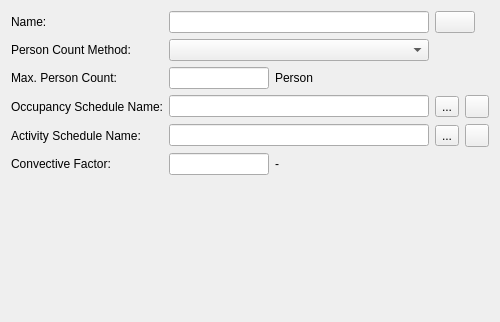
Old version of the form SIM-VICUS/src/SVDBInternalLoadsPersonEditWidget.ui in the repository ghorwin/SIM-VICUS.
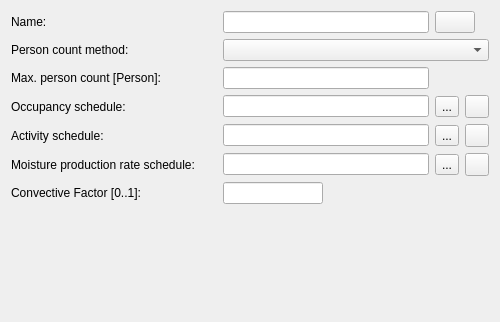
New version of the form. Icons and pictures are not drawn. Custom widgets are drawn as their Qt base class.

Commit message: Finished feature "Humidity" -> adding support for moisture balance equations in room air; merged feature branch, resolved conflicts, fixed most obvious errors (thorough code-review pending)

What changed in the file:
```diff
--- a/SIM-VICUS/src/SVDBInternalLoadsPersonEditWidget.ui
+++ b/SIM-VICUS/src/SVDBInternalLoadsPersonEditWidget.ui
@@ -20,151 +20,6 @@
    <string>Form</string>
   </property>
   <layout class="QGridLayout" name="gridLayoutMaster">
-   <item row="3" column="2" colspan="3">
-    <widget class="QLineEdit" name="lineEditOccupancyScheduleName">
-     <property name="readOnly">
-      <bool>true</bool>
-     </property>
-    </widget>
-   </item>
-   <item row="4" column="5">
-    <widget class="QToolButton" name="toolButtonSelectActivity">
-     <property name="text">
-      <string>...</string>
-     </property>
-    </widget>
-   </item>
-   <item row="2" column="4">
-    <spacer name="horizontalSpacer">
-     <property name="orientation">
-      <enum>Qt::Horizontal</enum>
-     </property>
-     <property name="sizeHint" stdset="0">
-      <size>
-       <width>65</width>
-       <height>20</height>
-      </size>
-     </property>
-    </spacer>
-   </item>
-   <item row="0" column="5" colspan="2">
-    <widget class="QtExt::ColorButton" name="pushButtonColor">
-     <property name="sizePolicy">
-      <sizepolicy hsizetype="Fixed" vsizetype="Fixed">
-       <horstretch>0</horstretch>
-       <verstretch>0</verstretch>
-      </sizepolicy>
-     </property>
-    </widget>
-   </item>
-   <item row="5" column="0">
-    <widget class="QLabel" name="labelConvectiveFactor">
-     <property name="text">
-      <string>Convective Factor:</string>
-     </property>
-    </widget>
-   </item>
-   <item row="2" column="3">
-    <widget class="QLabel" name="labelPersonCountUnit">
-     <property name="text">
-      <string>Person</string>
-     </property>
-    </widget>
-   </item>
-   <item row="5" column="3">
-    <widget class="QLabel" name="labelConvectiveFactorUnit">
-     <property name="text">
-      <string>-</string>
-     </property>
-    </widget>
-   </item>
-   <item row="1" column="2" colspan="3">
-    <widget class="QComboBox" name="comboBoxPersonMethod"/>
-   </item>
-   <item row="5" column="2">
-    <widget class="QtExt::ValidatingLineEdit" name="lineEditConvectiveFactor">
-     <property name="maximumSize">
-      <size>
-       <width>100</width>
-       <height>16777215</height>
-      </size>
-     </property>
-    </widget>
-   </item>
-   <item row="4" column="6">
-    <widget class="QToolButton" name="toolButtonRemoveActivitySchedule">
-     <property name="icon">
-      <iconset resource="../resources/SIM-VICUS.qrc">
-       <normaloff>:/gfx/actions/24x24/minus.png</normaloff>:/gfx/actions/24x24/minus.png</iconset>
-     </property>
-    </widget>
-   </item>
-   <item row="0" column="2" colspan="3">
-    <widget class="QtExt::LanguageStringEditWidget1" name="lineEditName"/>
-   </item>
-   <item row="2" column="2">
-    <widget class="QtExt::ValidatingLineEdit" name="lineEditPersonCount">
-     <property name="maximumSize">
-      <size>
-       <width>100</width>
-       <height>16777215</height>
-      </size>
-     </property>
-    </widget>
-   </item>
-   <item row="4" column="0" colspan="2">
-    <widget class="QLabel" name="labelDisplayName_3">
-     <property name="minimumSize">
-      <size>
-       <width>60</width>
-       <height>0</height>
-      </size>
-     </property>
-     <property name="text">
-      <string>Activity Schedule Name:</string>
-     </property>
-    </widget>
-   </item>
-   <item row="3" column="0" colspan="2">
-    <widget class="QLabel" name="labelDisplayName_2">
-     <property name="sizePolicy">
-      <sizepolicy hsizetype="Expanding" vsizetype="Preferred">
-       <horstretch>0</horstretch>
-       <verstretch>0</verstretch>
-      </sizepolicy>
-     </property>
-     <property name="minimumSize">
-      <size>
-       <width>60</width>
-       <height>0</height>
-      </size>
-     </property>
-     <property name="text">
-      <string>Occupancy Schedule Name:</string>
-     </property>
-    </widget>
-   </item>
-   <item row="1" column="0" colspan="2">
-    <widget class="QLabel" name="labelCategory_2">
-     <property name="minimumSize">
-      <size>
-       <width>60</width>
-       <height>0</height>
-      </size>
-     </property>
-     <property name="text">
-      <string>Person Count Method:</string>
-     </property>
-    </widget>
-   </item>
-   <item row="3" column="6">
-    <widget class="QToolButton" name="toolButtonRemoveOccupancySchedule">
-     <property name="icon">
-      <iconset resource="../resources/SIM-VICUS.qrc">
-       <normaloff>:/gfx/actions/24x24/minus.png</normaloff>:/gfx/actions/24x24/minus.png</iconset>
-     </property>
-    </widget>
-   </item>
    <item row="0" column="0">
     <widget class="QLabel" name="labelDisplayName">
      <property name="minimumSize">
@@ -178,28 +33,174 @@
      </property>
     </widget>
    </item>
+   <item row="0" column="1">
+    <widget class="QtExt::LanguageStringEditWidget1" name="lineEditName"/>
+   </item>
+   <item row="0" column="2" colspan="2">
+    <widget class="QtExt::ColorButton" name="pushButtonColor">
+     <property name="sizePolicy">
+      <sizepolicy hsizetype="Fixed" vsizetype="Fixed">
+       <horstretch>0</horstretch>
+       <verstretch>0</verstretch>
+      </sizepolicy>
+     </property>
+    </widget>
+   </item>
+   <item row="1" column="0">
+    <widget class="QLabel" name="labelCategory_2">
+     <property name="minimumSize">
+      <size>
+       <width>60</width>
+       <height>0</height>
+      </size>
+     </property>
+     <property name="text">
+      <string>Person count method:</string>
+     </property>
+    </widget>
+   </item>
+   <item row="1" column="1" colspan="3">
+    <widget class="QComboBox" name="comboBoxPersonMethod"/>
+   </item>
    <item row="2" column="0">
     <widget class="QLabel" name="labelPersonCount">
      <property name="text">
-      <string>Max. Person Count:</string>
+      <string>Max. person count [Person]:</string>
      </property>
     </widget>
    </item>
-   <item row="3" column="5">
+   <item row="2" column="1">
+    <widget class="QtExt::ValidatingLineEdit" name="lineEditPersonCount"/>
+   </item>
+   <item row="3" column="0">
+    <widget class="QLabel" name="labelDisplayName_2">
+     <property name="sizePolicy">
+      <sizepolicy hsizetype="Expanding" vsizetype="Preferred">
+       <horstretch>0</horstretch>
+       <verstretch>0</verstretch>
+      </sizepolicy>
+     </property>
+     <property name="minimumSize">
+      <size>
+       <width>60</width>
+       <height>0</height>
+      </size>
+     </property>
+     <property name="text">
+      <string>Occupancy schedule:</string>
+     </property>
+    </widget>
+   </item>
+   <item row="3" column="1">
+    <widget class="QLineEdit" name="lineEditOccupancyScheduleName">
+     <property name="readOnly">
+      <bool>true</bool>
+     </property>
+    </widget>
+   </item>
+   <item row="3" column="2">
     <widget class="QToolButton" name="toolButtonSelectOccupancy">
      <property name="text">
       <string>...</string>
      </property>
     </widget>
    </item>
-   <item row="4" column="2" colspan="3">
+   <item row="3" column="3">
+    <widget class="QToolButton" name="toolButtonRemoveOccupancySchedule">
+     <property name="icon">
+      <iconset resource="../resources/SIM-VICUS.qrc">
+       <normaloff>:/gfx/actions/24x24/minus.png</normaloff>:/gfx/actions/24x24/minus.png</iconset>
+     </property>
+    </widget>
+   </item>
+   <item row="4" column="0">
+    <widget class="QLabel" name="labelDisplayName_3">
+     <property name="minimumSize">
+      <size>
+       <width>60</width>
+       <height>0</height>
+      </size>
+     </property>
+     <property name="text">
+      <string>Activity schedule:</string>
+     </property>
+    </widget>
+   </item>
+   <item row="4" column="1">
     <widget class="QLineEdit" name="lineEditActivityScheduleName">
      <property name="readOnly">
       <bool>true</bool>
      </property>
     </widget>
    </item>
-   <item row="6" column="0" colspan="7">
+   <item row="4" column="2">
+    <widget class="QToolButton" name="toolButtonSelectActivity">
+     <property name="text">
+      <string>...</string>
+     </property>
+    </widget>
+   </item>
+   <item row="4" column="3">
+    <widget class="QToolButton" name="toolButtonRemoveActivitySchedule">
+     <property name="icon">
+      <iconset resource="../resources/SIM-VICUS.qrc">
+       <normaloff>:/gfx/actions/24x24/minus.png</normaloff>:/gfx/actions/24x24/minus.png</iconset>
+     </property>
+    </widget>
+   </item>
+   <item row="5" column="0">
+    <widget class="QLabel" name="labelMoistProd">
+     <property name="minimumSize">
+      <size>
+       <width>60</width>
+       <height>0</height>
+      </size>
+     </property>
+     <property name="text">
+      <string>Moisture production rate schedule:</string>
+     </property>
+    </widget>
+   </item>
+   <item row="5" column="1">
+    <widget class="QLineEdit" name="lineEditMoistureRateScheduleName">
+     <property name="readOnly">
+      <bool>true</bool>
+     </property>
+    </widget>
+   </item>
+   <item row="5" column="2">
+    <widget class="QToolButton" name="toolButtonSelectMoistureRate">
+     <property name="text">
+      <string>...</string>
+     </property>
+    </widget>
+   </item>
+   <item row="5" column="3">
+    <widget class="QToolButton" name="toolButtonRemoveMoistureRateSchedule">
+     <property name="icon">
+      <iconset resource="../resources/SIM-VICUS.qrc">
+       <normaloff>:/gfx/actions/24x24/minus.png</normaloff>:/gfx/actions/24x24/minus.png</iconset>
+     </property>
+    </widget>
+   </item>
+   <item row="6" column="0">
+    <widget class="QLabel" name="labelConvectiveFactor">
+     <property name="text">
+      <string>Convective Factor [0..1]:</string>
+     </property>
+    </widget>
+   </item>
+   <item row="6" column="1">
+    <widget class="QtExt::ValidatingLineEdit" name="lineEditConvectiveFactor">
+     <property name="maximumSize">
+      <size>
+       <width>100</width>
+       <height>16777215</height>
+      </size>
+     </property>
+    </widget>
+   </item>
+   <item row="7" column="0" colspan="4">
     <widget class="QwtPlot" name="widgetPlot" native="true"/>
    </item>
   </layout>
@@ -213,17 +214,17 @@
     <signal>editingFinishedSuccessfully()</signal>
    </slots>
   </customwidget>
-  <customwidget>
-   <class>QtExt::LanguageStringEditWidget1</class>
-   <extends>QLineEdit</extends>
-   <header location="global">QtExt_LanguageStringEditWidget1.h</header>
-   <container>1</container>
-  </customwidget>
   <customwidget>
    <class>QtExt::ColorButton</class>
    <extends>QPushButton</extends>
    <header location="global">QtExt_ColorButton.h</header>
   </customwidget>
+  <customwidget>
+   <class>QtExt::LanguageStringEditWidget1</class>
+   <extends>QLineEdit</extends>
+   <header location="global">QtExt_LanguageStringEditWidget1.h</header>
+   <container>1</container>
+  </customwidget>
   <customwidget>
    <class>QwtPlot</class>
    <extends>QWidget</extends>
```
The commit also changes 54 other files.
